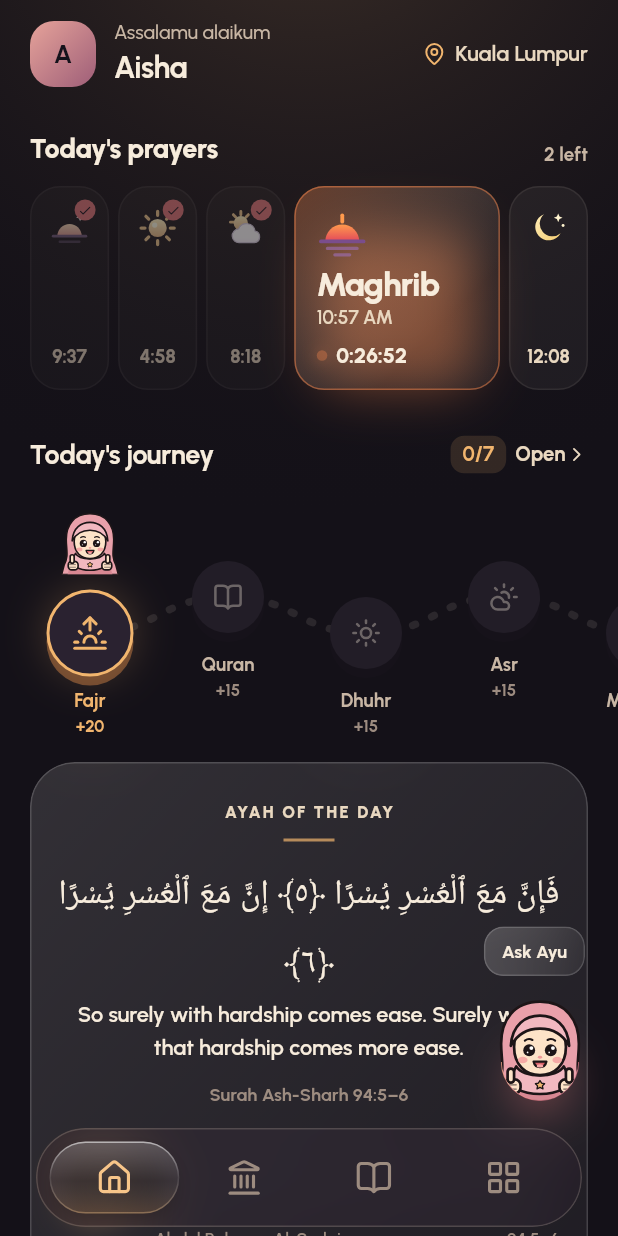
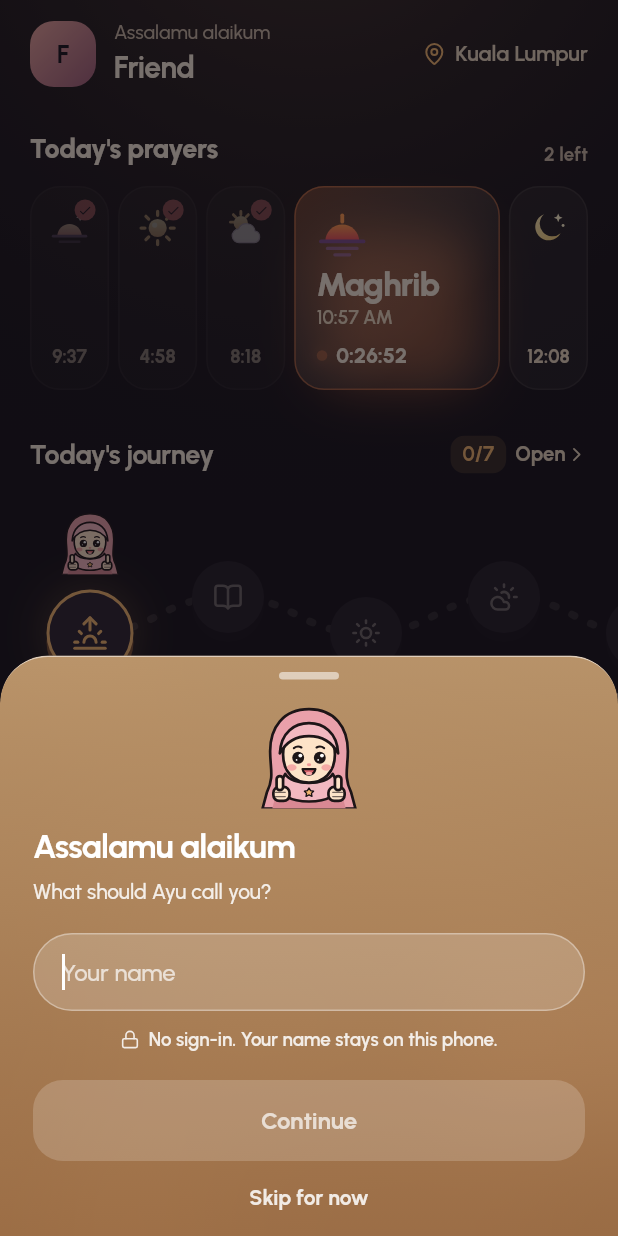
Before and after one commit to RizwanATC/ilm-islamic-companian, a Flutter app: the screen it shows after launch, on a phone screen of 412 x 824 dp. Run offline on Flutter 3.47's test engine with Material 3 defaults, Android fonts, the phone set to English and light mode, and no system bars; our stand-ins replace adhan, flutter_compass, flutter_local_notifications, flutter_svg, geolocator, google_fonts and 5 more; network calls fail; statements that could not run were skipped.

Commit message:
Ask for the user's name on first launch, saved on the phone only
A welcome card asks what to call the user (skippable, shown once) and
Settings gets a Name row. The name is no longer sent to the chat server.

Co-Authored-By: Claude Opus 5.5 <noreply@anthropic.com>
Claude-Session: https://claude.ai/code/session_01TqF5PKpJnT3rcqyDTXwETE

```diff
--- a/lib/main.dart
+++ b/lib/main.dart
@@ -15,6 +15,7 @@ import 'services/prayer_alerts.dart';
 import 'state/app_state.dart';
 import 'theme.dart';
 import 'widgets/common.dart';
+import 'widgets/sheets.dart';
 
 void main() {
   WidgetsFlutterBinding.ensureInitialized();
@@ -96,6 +97,10 @@ class _ShellState extends State<Shell> {
   @override
   void initState() {
     super.initState();
+    if (!AppState.instance.askedName) {
+      WidgetsBinding.instance.addPostFrameCallback(
+          (_) => mounted ? showNameSheet(context, welcome: true) : null);
+    }
     for (var i = 0; i < 3; i++) {
       _controllers[i].addListener(() {
         if (i != _tab) return;
--- a/lib/screens/settings_screen.dart
+++ b/lib/screens/settings_screen.dart
@@ -56,6 +56,9 @@ class SettingsScreen extends StatelessWidget {
           ]),
         ),
         _label('You'),
+        _row(LucideIcons.user, C.rose, 'Name',
+            value: app.name.isEmpty ? 'Add' : app.name,
+            onTap: () => showNameSheet(context)),
         _row(LucideIcons.heart, C.rose, 'Gender',
             trailing: _GenderSwitch(
               value: app.gender,
--- a/lib/services/yun_ai.dart
+++ b/lib/services/yun_ai.dart
@@ -40,7 +40,6 @@ class YunAi {
                 {'role': me ? 'user' : 'assistant', 'content': text},
             ],
             'context': {
-              'name': app.userName,
               'botName': app.botName,
               'place': app.placeName,
               'today': now.toIso8601String().substring(0, 10),
--- a/lib/state/app_state.dart
+++ b/lib/state/app_state.dart
@@ -79,8 +79,14 @@ class AppState extends ChangeNotifier {
 
   // ---------- profile ----------
   Gender gender = Gender.female;
-  String get userName => gender == Gender.female ? 'Aisha' : 'Adam';
-  String get userFull => '$userName Rahman';
+
+  /// What the user asked to be called; stays on the phone only.
+  String name = '';
+  String get userName => name.isEmpty ? 'Friend' : name;
+  String get userFull => userName;
+
+  /// Whether the first-launch welcome card has been shown.
+  bool askedName = false;
   String get botName => gender == Gender.female ? 'Ayu' : 'Yun';
 
   // ---------- location & prayer times ----------
@@ -133,6 +139,8 @@ class AppState extends ChangeNotifier {
 
   void _load() {
     gender = Gender.values[_prefs.getInt('gender') ?? 0];
+    name = _prefs.getString('name') ?? '';
+    askedName = _prefs.getBool('askedName') ?? false;
     autoLocation = _prefs.getBool('autoLocation') ?? true;
     zoneCode = _prefs.getString('zone') ?? zoneCode;
     lat = _prefs.getDouble('lat') ?? lat;
@@ -331,6 +339,14 @@ class AppState extends ChangeNotifier {
     PrayerAlerts.instance.reschedule();
   }
 
+  Future<void> setName(String v) async {
+    name = v.trim();
+    askedName = true;
+    await _prefs.setString('name', name);
+    await _prefs.setBool('askedName', true);
+    notifyListeners();
+  }
+
   Future<void> setReciter(int i) async {
     reciter = i;
     await _prefs.setInt('reciter', i);
```
Also changed, not shown: lib/widgets/sheets.dart (+83 -0 lines), 1 other file.
